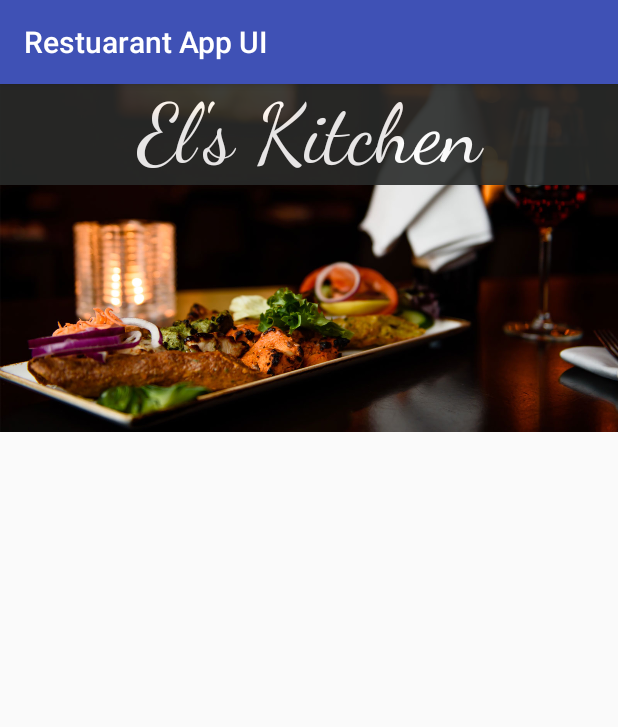
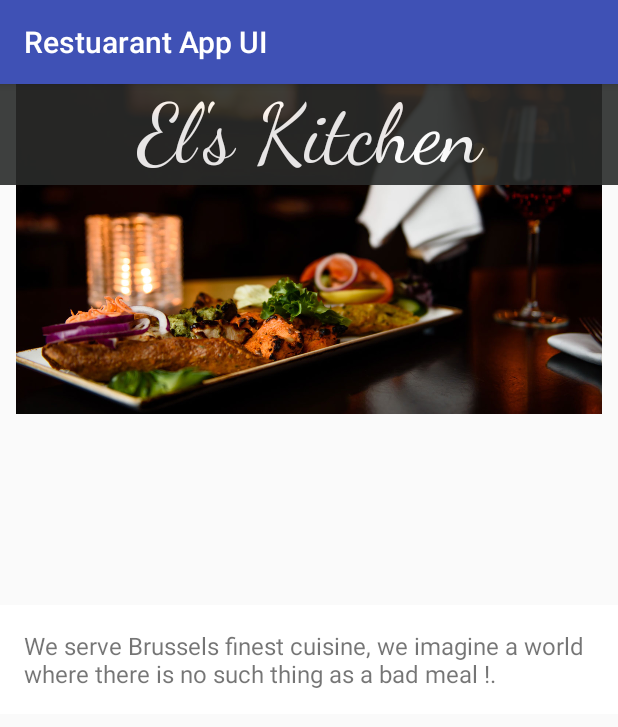
Before and after one commit to Elbie-em/Android-UI-Restuarant-App, an Android app: the screen it shows after launch (MainActivity), on a phone screen of 412 x 824 dp. Shown: the top 727 px of the screen. Run offline under Robolectric (Android 15) with nearby library versions, the light colour scheme and no system bars.

Commit message:
add mission statement and style modification

```diff
--- a/app/src/main/res/layout/activity_main.xml
+++ b/app/src/main/res/layout/activity_main.xml
@@ -7,14 +7,15 @@
     tools:context=".MainActivity">
 
     <ImageView
+        android:id="@+id/wallpaper"
         android:layout_width="match_parent"
-        android:layout_height="wrap_content"
-        android:layout_alignParentTop="true"
-        android:scaleType="fitStart"
+        android:layout_height="220dp"
         android:src="@drawable/wallpaper" />
 
     <TextView
+        android:id="@+id/title"
         android:alpha=".9"
+        android:layout_alignParentTop="true"
         android:background="#292b2a"
         android:layout_width="match_parent"
         android:layout_height="wrap_content"
@@ -24,4 +25,15 @@
         android:text="El's Kitchen"
         android:fontFamily="cursive"/>
 
+    <TextView
+        android:id="@+id/mission-stat"
+        android:background="#ffffff"
+        android:layout_width="match_parent"
+        android:layout_height="wrap_content"
+        android:layout_centerInParent="true"
+        android:padding="16dp"
+        android:text="We serve Brussels finest cuisine, we imagine a world where there is no such thing as a bad meal !."
+        android:fontFamily="sans-serif"
+        android:textSize="16dp"/>
+
 </RelativeLayout>
```
